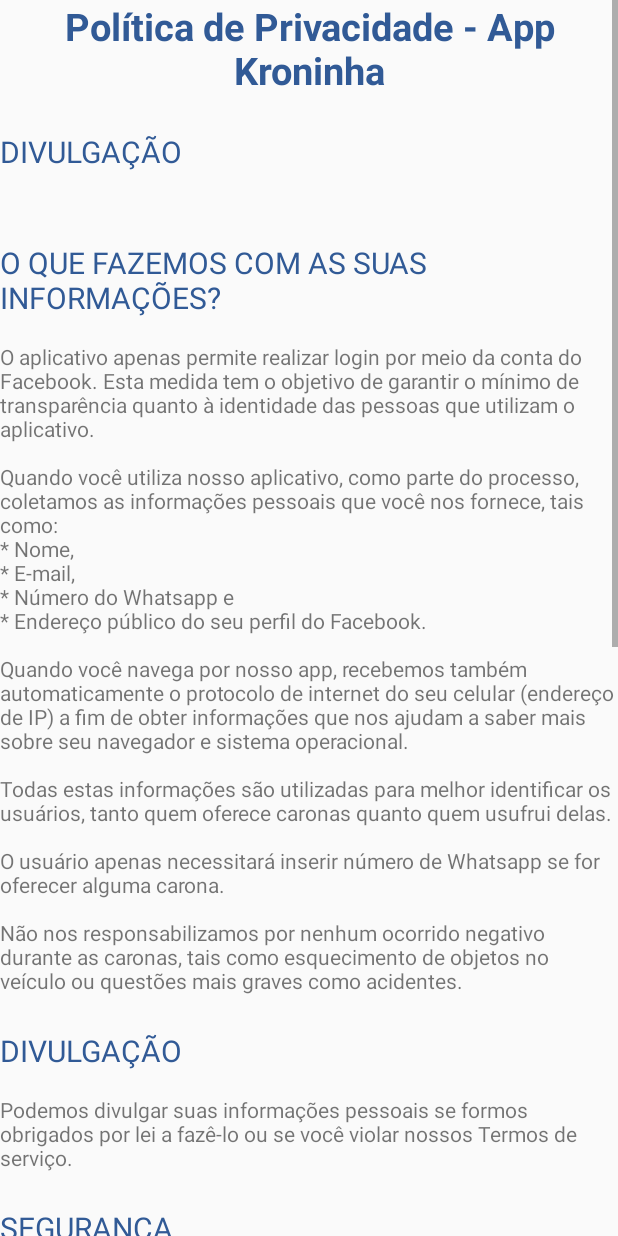
After one commit to PSilva25/Kroninha_Plus, an Android app: the layout popup_politica.xml on its own in the app's theme, with its tools: preview values and no code run, on a phone screen of 412 x 824 dp. The commit adds this screen. Run offline under Robolectric (Android 15) with nearby library versions, the phone set to English and light mode, and no system bars.

Commit message:
Add Politica

```diff
--- a/app/src/main/java/com/xetelas/nova/MainActivity.java
+++ b/app/src/main/java/com/xetelas/nova/MainActivity.java
@@ -78,9 +78,6 @@ public class MainActivity extends AppCompatActivity {
                     Log.d(TAG, "facebook:onSuccess:" + loginResult);
 
                     handleFacebookAccessToken(loginResult.getAccessToken());
-
-
-
                 }
 
                 @Override
--- a/app/src/main/java/com/xetelas/nova/Profile.java
+++ b/app/src/main/java/com/xetelas/nova/Profile.java
@@ -82,6 +82,9 @@ public class Profile extends AppCompatActivity {
         if (id == R.id.action_settings) {
             ShowPopup();
         }
+        if (id == R.id.action_politica) {
+            ShowPolitica();
+        }
 
         return super.onOptionsItemSelected(item);
     }
@@ -142,4 +145,20 @@ public class Profile extends AppCompatActivity {
 
         builder.show();
     }
+
+    public void ShowPolitica() {
+        final AlertDialog.Builder builder = new AlertDialog.Builder(this);
+
+        LayoutInflater factory = LayoutInflater.from(this);
+        View content = factory.inflate(R.layout.popup_politica, null);
+
+        builder.setView(content)
+                .setPositiveButton("Ok", new DialogInterface.OnClickListener() {
+                    @Override
+                    public void onClick(DialogInterface dialog, int id) {
+
+                    }
+                });
+        builder.show();
+    }
 }
--- /dev/null
+++ b/app/src/main/res/layout/popup_politica.xml
@@ -0,0 +1,122 @@
+<?xml version="1.0" encoding="utf-8"?>
+<ScrollView xmlns:android="http://schemas.android.com/apk/res/android"
+    android:layout_width="match_parent"
+    android:layout_height="match_parent">
+
+    <LinearLayout
+        android:layout_width="match_parent"
+        android:layout_height="wrap_content"
+        android:orientation="vertical">
+
+        <TextView
+            android:layout_width="wrap_content"
+            android:layout_height="wrap_content"
+            android:gravity="center"
+            android:text="Política de Privacidade - App Kroninha"
+            android:textColor="@color/colorPrimary"
+            android:textSize="25dp"
+            android:textStyle="bold" />
+
+        <TextView
+            android:layout_width="wrap_content"
+            android:layout_height="wrap_content"
+            android:text="\nDIVULGAÇÃO"
+            android:textColor="@color/colorPrimary"
+            android:textSize="20dp" />
+
+        <TextView
+            android:layout_width="wrap_content"
+            android:layout_height="wrap_content"
+            android:text="\n\nO QUE FAZEMOS COM AS SUAS INFORMAÇÕES?"
+            android:textColor="@color/colorPrimary"
+            android:textSize="20dp" />
+
+        <TextView
+            android:layout_width="wrap_content"
+            android:layout_height="wrap_content"
+            android:text="\nO aplicativo apenas permite realizar login por meio da conta do Facebook. Esta medida tem o objetivo de garantir o mínimo de transparência quanto à identidade das pessoas que utilizam o aplicativo.
+
+        \n\nQuando você utiliza nosso aplicativo, como parte do processo, coletamos as informações pessoais que você nos fornece, tais como:
+
+        \n* Nome,
+        \n* E-mail,
+        \n* Número do Whatsapp e
+        \n* Endereço público do seu perfil do Facebook.
+        \n\nQuando você navega por nosso app, recebemos também automaticamente o protocolo de internet do seu celular (endereço de IP) a fim de obter informações que nos ajudam a saber mais sobre seu navegador e sistema operacional.
+
+        \n\nTodas estas informações são utilizadas para melhor identificar os usuários, tanto quem oferece caronas quanto quem usufrui delas.
+
+        \n\nO usuário apenas necessitará inserir número de Whatsapp se for oferecer alguma carona.
+
+        \n\nNão nos responsabilizamos por nenhum ocorrido negativo durante as caronas, tais como esquecimento de objetos no veículo ou questões mais graves como acidentes." />
+
+        <TextView
+            android:layout_width="wrap_content"
+            android:layout_height="wrap_content"
+            android:text="\nDIVULGAÇÃO"
+            android:textColor="@color/colorPrimary"
+            android:textSize="20dp" />
+
+        <TextView
+            android:layout_width="wrap_content"
+            android:layout_height="wrap_content"
+            android:text="\nPodemos divulgar suas informações pessoais se formos obrigados por lei a fazê-lo ou se você violar nossos Termos de serviço." />
+
+        <TextView
+            android:layout_width="wrap_content"
+            android:layout_height="wrap_content"
+            android:text="\nSEGURANÇA"
+            android:textColor="@color/colorPrimary"
+            android:textSize="20dp" />
+
+        <TextView
+            android:layout_width="wrap_content"
+            android:layout_height="wrap_content"
+            android:text="\nPara proteger suas informações pessoais, tomamos precauções e seguimos as melhores práticas para nos certificar que elas não sejam perdidas, usurpadas, acessadas, divulgadas, alteradas ou destruídas.
+
+\n\nAo usar nosso aplicativo, você também isenta o aplicativo de qualquer responsabilidade física e de objetos deixados nas caronas.
+
+\n\nO aplicativo não cobra nenhuma taxa pelo serviço oferecido referente às caronas. O aplicativo não solicita dados bancários. O aplicativo não solicita dados de cartão de crédito." />
+
+        <TextView
+            android:layout_width="wrap_content"
+            android:layout_height="wrap_content"
+            android:text="\nIDADE DE CONSENTIMENTO"
+            android:textColor="@color/colorPrimary"
+            android:textSize="20dp" />
+
+        <TextView
+            android:layout_width="wrap_content"
+            android:layout_height="wrap_content"
+            android:text="\nAo usar o aplicativo, você confirma que você é maior de idade e que você nos deu seu consentimento para permitir que qualquer um dos seus dependentes menores de idade usem o aplicativo.
+
+\n\nNo entanto, atente-se que a conta está no seu perfil e você é responsável pela utilização e representação do mesmo." />
+
+        <TextView
+            android:layout_width="wrap_content"
+            android:layout_height="wrap_content"
+            android:text="\nALTERAÇÕES NA POLÍTICA DE PRIVACIDADE"
+            android:textColor="@color/colorPrimary"
+            android:textSize="20dp" />
+
+        <TextView
+            android:layout_width="wrap_content"
+            android:layout_height="wrap_content"
+            android:text="Reservamos o direito de modificar essa política de privacidade a qualquer momento. Portanto, por favor, leia-a com frequência. As alterações e esclarecimentos surtem efeito imediatamente após serem publicadas no aplicativo. Caso façamos alterações na política de privacidade, iremos notificá-lo sobre a atualização. Assim, você saberá quais informações coletamos, como as usamos, e sob que circunstâncias, caso aplicável, as utilizaremos e/ou divulgaremos. Caso ocorra a fusão do nosso aplicativo com outra empresa, suas informações podem ser transferidas para os novos proprietários para que possamos continuar conectados a você." />
+
+
+        <TextView
+            android:layout_width="wrap_content"
+            android:layout_height="wrap_content"
+            android:text="\nPERGUNTAS E INFORMAÇÕES DE CONTATO"
+            android:textColor="@color/colorPrimary"
+            android:textSize="20dp" />
+
+        <TextView
+            android:layout_width="wrap_content"
+            android:layout_height="wrap_content"
+            android:text="\nSe você gostaria de acessar, corrigir, alterar ou excluir quaisquer informações pessoais que temos sobre você, registre uma queixa, ou simplesmente peça mais informações escrevendo para o email labpasid@gmail.com." />
+
+
+    </LinearLayout>
+</ScrollView>
--- a/app/src/main/res/menu/menu_main.xml
+++ b/app/src/main/res/menu/menu_main.xml
@@ -8,6 +8,11 @@
         android:title="@string/action_settings"
         app:showAsAction="never" />
     <item
+        android:id="@+id/action_politica"
+        android:orderInCategory="100"
+        android:title="Política de Privacidade"
+        app:showAsAction="never" />
+    <item
         android:id="@+id/sair"
         android:orderInCategory="100"
         android:title="@string/sair"
```
